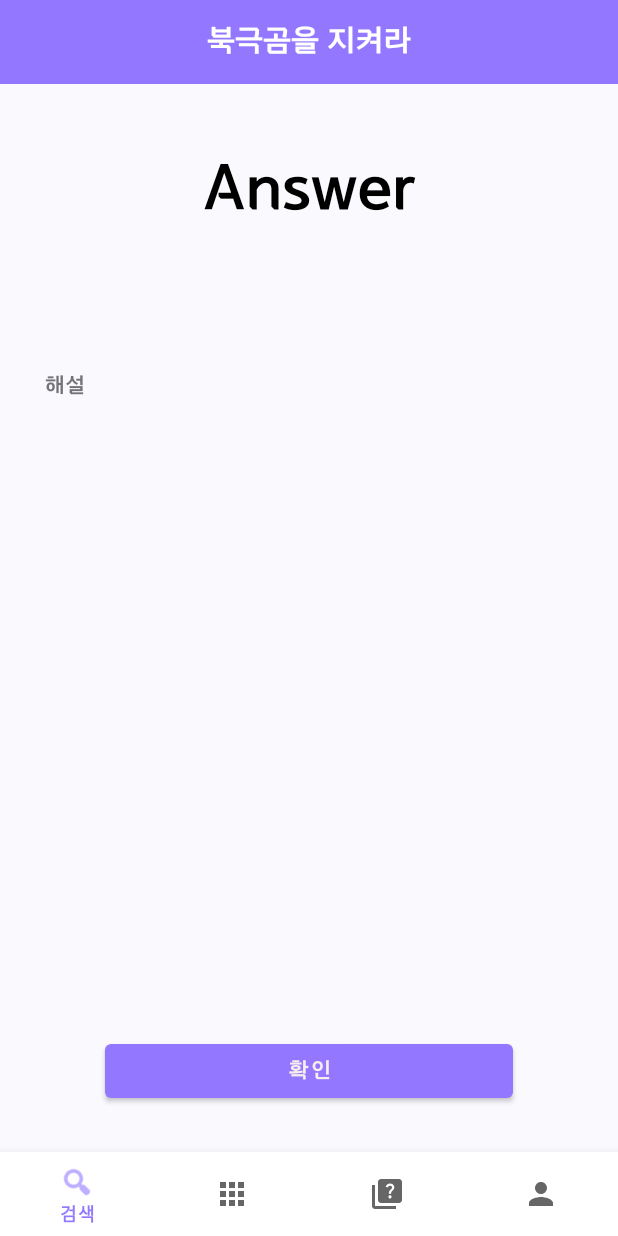
After one commit to Don-t-GAS/android, an Android app: the fragment QuizAnswer placed in its activity, on a phone screen of 412 x 824 dp. The commit adds this screen. Run offline under Robolectric (Android 15) with nearby library versions, the phone set to English and light mode, and no system bars.

Commit message:
퀴즈 정답 UI 서버 연동

```diff
--- /dev/null
+++ b/app/src/main/java/com/mentenseoul/samplecontest/QuizAnswer.java
@@ -0,0 +1,84 @@
+package com.mentenseoul.samplecontest;
+
+import android.os.Bundle;
+
+import androidx.annotation.NonNull;
+import androidx.annotation.Nullable;
+import androidx.fragment.app.Fragment;
+
+import android.util.Log;
+import android.view.LayoutInflater;
+import android.view.View;
+import android.view.ViewGroup;
+import android.widget.Button;
+import android.widget.TextView;
+
+import retrofit2.Call;
+import retrofit2.Callback;
+import retrofit2.Response;
+
+public class QuizAnswer extends Fragment {
+
+    TextView answerText;
+    Button okayButton;
+
+    private RetrofitClient retrofitClient;
+    private RetrofitAPI retrofitAPI;
+
+    /*
+    @Override
+    public void onCreate(Bundle savedInstanceState) {
+        super.onCreate(savedInstanceState);
+        answerResponse();
+    }
+    */
+
+    @Nullable
+    @Override
+    public View onCreateView(@NonNull LayoutInflater inflater, @Nullable ViewGroup container, @Nullable Bundle savedInstanceState) {
+        setHasOptionsMenu(true);
+        return inflater.inflate(R.layout.fragment_quiz_answer, container, false);
+    }
+
+    @Override
+    public void onViewCreated(@NonNull View view, @Nullable Bundle savedInstanceState) {
+        super.onViewCreated(view, savedInstanceState);
+        answerText = view.findViewById(R.id.answerText);
+        okayButton = view.findViewById(R.id.okayButton);
+
+        answerResponse();
+    }
+
+    private void answerResponse() {
+        String token = SaveSharedPreference.getUserName(getContext());
+
+        retrofitClient = retrofitClient.getInstance();
+        retrofitAPI = retrofitClient.getRetrofitInterface();
+
+        //loginRequest에 저장된 데이터와 함께 init에서 정의한 getLoginResponse 함수를 실행한 후 응답을 받음
+        retrofitAPI.getQuizResponse(token).enqueue(new Callback<QuizResponse>() {
+            @Override
+            public void onResponse(Call<QuizResponse> call, Response<QuizResponse> response) {
+
+                if (response.isSuccessful()){
+                    answerText.setText(response.body().getData().getDescription());
+                    Log.d("answer", "test");
+                } else {
+                    try {
+                        Log.d("error", "message: " + response.errorBody().string());
+                    } catch (Exception e) {
+                        e.printStackTrace();
+                    }
+                }
+
+            }
+
+            //통신 실패
+            @Override
+            public void onFailure(Call<QuizResponse> call, Throwable t){
+                Log.d("fail", t.getMessage());
+
+            }
+        });
+    }
+}
--- a/app/src/main/java/com/mentenseoul/samplecontest/QuizFragment.java
+++ b/app/src/main/java/com/mentenseoul/samplecontest/QuizFragment.java
@@ -1,5 +1,7 @@
 package com.mentenseoul.samplecontest;
 
+import android.content.Context;
+import android.content.Intent;
 import android.os.Bundle;
 import android.util.Log;
 import android.view.LayoutInflater;
@@ -14,6 +16,8 @@ import android.widget.Toast;
 import androidx.annotation.NonNull;
 import androidx.annotation.Nullable;
 import androidx.fragment.app.Fragment;
+import androidx.fragment.app.FragmentManager;
+import androidx.fragment.app.FragmentTransaction;
 import androidx.recyclerview.widget.DividerItemDecoration;
 import androidx.recyclerview.widget.LinearLayoutManager;
 
@@ -55,6 +59,7 @@ public class QuizFragment extends Fragment {
         yesButton = view.findViewById(R.id.yesButton);
         noButton = view.findViewById(R.id.noButton);
 
+
 //        radioGroup.setOnCheckedChangeListener(new RadioGroup.OnCheckedChangeListener() {
 //            @Override
 //            public void onCheckedChanged(RadioGroup group, int checkedId) {
@@ -73,12 +78,20 @@ public class QuizFragment extends Fragment {
                     } else {
                         Toast.makeText(getContext(), "오답ㅠㅠ", Toast.LENGTH_SHORT).show();
                     }
+                    FragmentTransaction transaction = getActivity().getSupportFragmentManager().beginTransaction();
+                    QuizAnswer quizAnswer = new QuizAnswer();
+                    transaction.replace(R.id.content_layout, quizAnswer);
+                    transaction.commit();
                 } else if (noButton.isChecked()){
                     if(ans.equals("false")){
                         Toast.makeText(getContext(), "정답!", Toast.LENGTH_SHORT).show();
                     } else {
                         Toast.makeText(getContext(), "오답ㅠㅠ", Toast.LENGTH_SHORT).show();
                     }
+                    FragmentTransaction transaction = getActivity().getSupportFragmentManager().beginTransaction();
+                    QuizAnswer quizAnswer = new QuizAnswer();
+                    transaction.replace(R.id.content_layout, quizAnswer);
+                    transaction.commit();
                 } else {
                     Toast.makeText(getContext(), "답을 골라주세요!", Toast.LENGTH_SHORT).show();
                 }
@@ -112,7 +125,6 @@ public class QuizFragment extends Fragment {
                         e.printStackTrace();
                     }
                 }
-
             }
 
             //통신 실패
--- a/app/src/main/res/layout/activity_login.xml
+++ b/app/src/main/res/layout/activity_login.xml
@@ -143,12 +143,12 @@
             <TextView
 
                 android:id="@+id/signText"
-                android:textColor="@color/black"
-                android:textStyle="bold"
-                android:textSize="17dp"
                 android:layout_width="wrap_content"
                 android:layout_height="wrap_content"
-                android:text="  화원가입 하기" />
+                android:text="  회원가입 하기"
+                android:textColor="@color/black"
+                android:textSize="17dp"
+                android:textStyle="bold" />
         </LinearLayout>
 
     </androidx.constraintlayout.widget.ConstraintLayout>
--- /dev/null
+++ b/app/src/main/res/layout/fragment_quiz_answer.xml
@@ -0,0 +1,75 @@
+<?xml version="1.0" encoding="utf-8"?>
+<FrameLayout xmlns:android="http://schemas.android.com/apk/res/android"
+    xmlns:app="http://schemas.android.com/apk/res-auto"
+    xmlns:tools="http://schemas.android.com/tools"
+    android:layout_width="match_parent"
+    android:layout_height="match_parent"
+    android:background="#FAF9FE"
+    tools:context=".QuizAnswer">
+
+    <LinearLayout
+        android:layout_width="match_parent"
+        android:layout_height="match_parent"
+        android:orientation="vertical">
+
+        <androidx.constraintlayout.widget.ConstraintLayout
+            android:layout_width="match_parent"
+            android:layout_height="match_parent"
+            android:layout_weight="4"
+            app:layout_constraintEnd_toEndOf="parent"
+            app:layout_constraintStart_toStartOf="parent">
+
+            <TextView
+                android:id="@+id/textView_answer"
+                android:layout_width="match_parent"
+                android:layout_height="wrap_content"
+                android:layout_marginTop="30dp"
+                android:layout_weight="1"
+                android:fontFamily="@font/choice"
+                android:gravity="center"
+                android:text="Answer"
+                android:textColor="@color/black"
+                android:textSize="40dp"
+                app:layout_constraintBottom_toBottomOf="parent"
+                app:layout_constraintEnd_toEndOf="parent"
+                app:layout_constraintStart_toStartOf="parent"
+                app:layout_constraintTop_toTopOf="parent" />
+        </androidx.constraintlayout.widget.ConstraintLayout>
+
+        <androidx.constraintlayout.widget.ConstraintLayout
+            android:layout_width="match_parent"
+            android:layout_height="match_parent"
+            android:layout_weight="3">
+
+            <TextView
+                android:id="@+id/answerText"
+                android:layout_width="match_parent"
+                android:layout_height="wrap_content"
+                android:layout_marginLeft="30dp"
+                android:layout_marginRight="30dp"
+                android:text="해설"
+                android:fontFamily="@font/choice"
+                app:layout_constraintBottom_toBottomOf="parent"
+                app:layout_constraintEnd_toEndOf="parent"
+                app:layout_constraintHorizontal_bias="1.0"
+                app:layout_constraintStart_toStartOf="parent"
+                app:layout_constraintTop_toTopOf="parent"
+                app:layout_constraintVertical_bias="0.334" />
+        </androidx.constraintlayout.widget.ConstraintLayout>
+        <androidx.constraintlayout.widget.ConstraintLayout
+            android:layout_width="match_parent"
+            android:layout_height="match_parent"
+            android:layout_weight="3">
+        </androidx.constraintlayout.widget.ConstraintLayout>
+
+        <Button
+            android:id="@+id/okayButton"
+            android:layout_width="match_parent"
+            android:layout_height="wrap_content"
+            android:layout_marginLeft="70dp"
+            android:layout_marginRight="70dp"
+            android:layout_marginBottom="30dp"
+            android:fontFamily="@font/choice"
+            android:text="확인" />
+    </LinearLayout>
+</FrameLayout>
```
